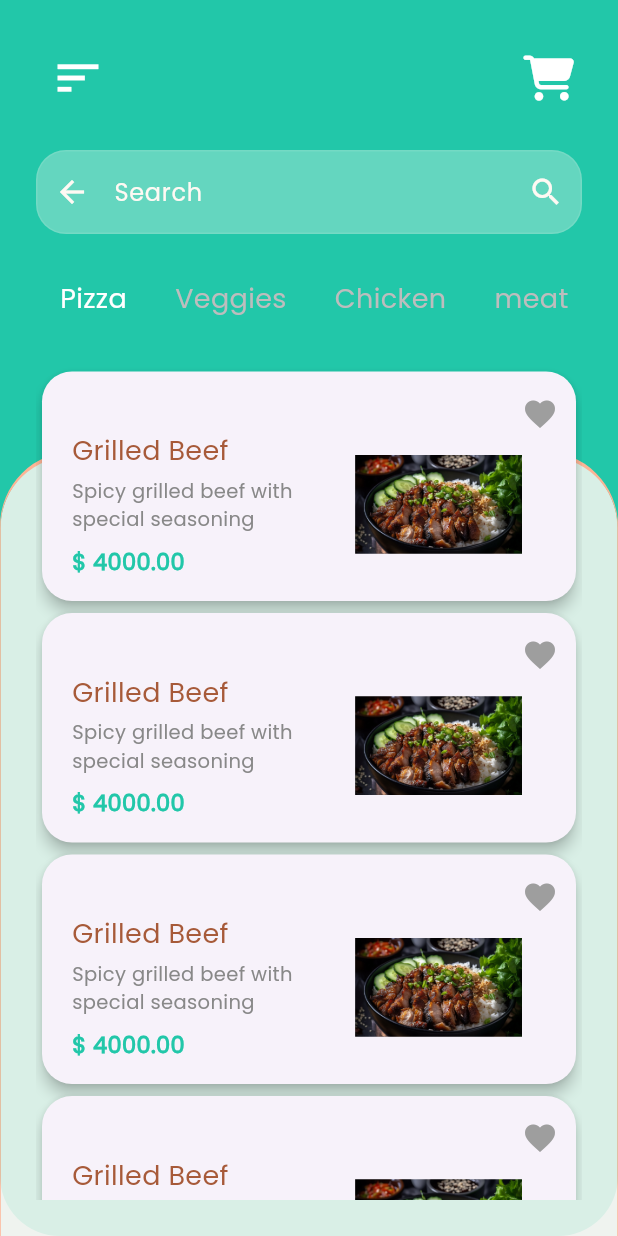
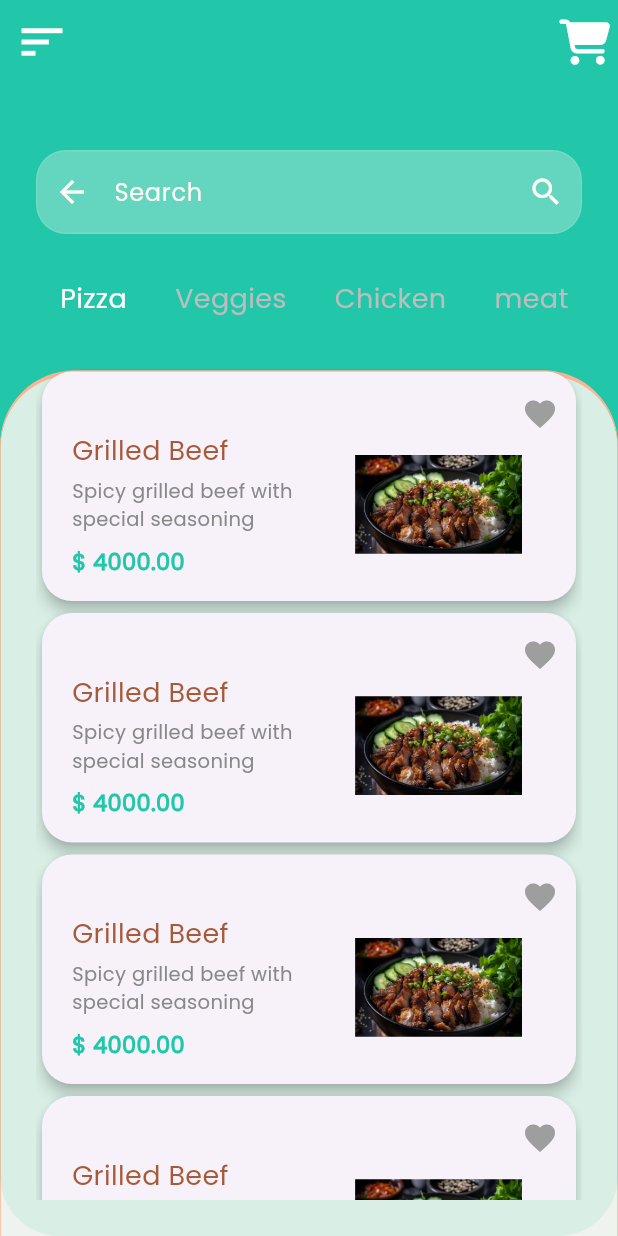
Before and after one commit to MohamedAshrafMadkour/food-app, a Flutter app: the SearchView screen opened by its route, on a phone screen of 412 x 824 dp. Run offline on Flutter 3.47's test engine with Material 3 defaults, Android fonts, the phone set to English and light mode, and no system bars; our stand-ins replace bloc, firebase_auth, firebase_core, flutter_bloc, font_awesome_flutter, go_router; accounts and stored records are empty.

Commit message:
handle scroll in search view

```diff
--- a/lib/feature/search/presentation/search_view.dart
+++ b/lib/feature/search/presentation/search_view.dart
@@ -1,4 +1,7 @@
 import 'package:flutter/material.dart';
+import 'package:font_awesome_flutter/font_awesome_flutter.dart';
+import 'package:food_app/core/constant/color_constant.dart';
+import 'package:food_app/core/widget/custom_icon.dart';
 import 'package:food_app/feature/search/presentation/views/widget/custom_stack_first_container.dart';
 import 'package:food_app/feature/search/presentation/views/widget/custom_stack_second_container.dart';
 import 'package:food_app/feature/search/presentation/views/widget/search_view_body.dart';
@@ -9,13 +12,30 @@ class SearchView extends StatelessWidget {
   @override
   Widget build(BuildContext context) {
     return Scaffold(
+      appBar: AppBar(
+        backgroundColor: kAuthColor,
+        elevation: 0,
+        scrolledUnderElevation: 0,
+        leading: const CustomIcon(
+          icon: Icons.sort,
+          color: Color(0xffFFFFFF),
+          size: 36,
+        ),
+        actions: const [
+          CustomIcon(
+            icon: FontAwesomeIcons.cartShopping,
+            color: Color(0xffFFFFFF),
+          ),
+        ],
+      ),
       body: Stack(
         children: [
           const CustomStackFirstContainer(),
           Positioned.fill(
-            top: MediaQuery.of(context).size.height * 0.45 - 70,
+            top: MediaQuery.of(context).size.height * 0.45 - 180,
             child: const CustomStackSecondContainer(),
           ),
+
           const SearchViewBody(),
         ],
       ),
--- a/lib/feature/search/presentation/views/widget/search_view_body.dart
+++ b/lib/feature/search/presentation/views/widget/search_view_body.dart
@@ -1,6 +1,5 @@
 import 'package:flutter/material.dart';
 import 'package:food_app/feature/search/presentation/views/widget/category_list.dart';
-import 'package:food_app/feature/search/presentation/views/widget/custom_sliver_app_bar.dart';
 import 'package:food_app/feature/search/presentation/views/widget/custom_text_field.dart';
 import 'package:food_app/feature/search/presentation/views/widget/food_card_list.dart';
 
@@ -11,14 +10,19 @@ class SearchViewBody extends StatelessWidget {
   Widget build(BuildContext context) {
     return const Padding(
       padding: EdgeInsets.symmetric(horizontal: 24, vertical: 24),
-      child: CustomScrollView(
-        slivers: [
-          CustomSliverAppBar(),
-          SliverToBoxAdapter(child: SizedBox(height: 20)),
-          SliverToBoxAdapter(child: CustomTextField()),
-          SliverToBoxAdapter(child: SizedBox(height: 30)),
-          SliverToBoxAdapter(child: CategoryList()),
-          FoodCardList(),
+      child: Column(
+        children: [
+          SizedBox(height: 20),
+          CustomTextField(),
+          SizedBox(height: 30),
+          Expanded(
+            child: CustomScrollView(
+              slivers: [
+                SliverToBoxAdapter(child: CategoryList()),
+                FoodCardList(),
+              ],
+            ),
+          ),
         ],
       ),
     );
```
